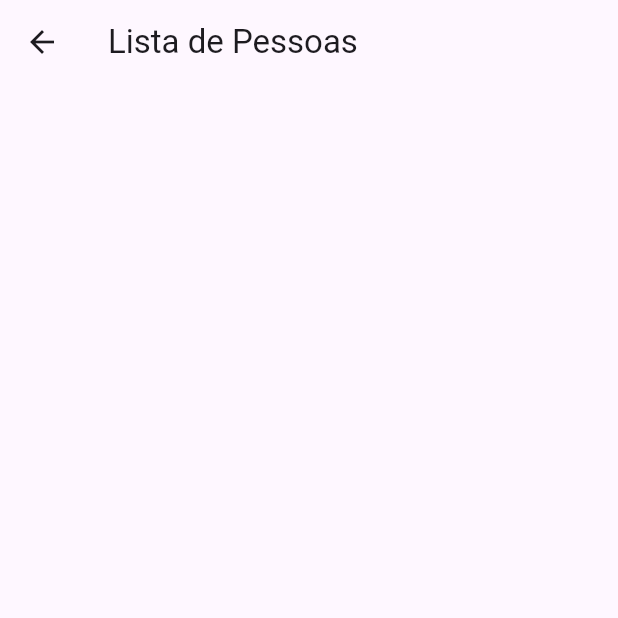
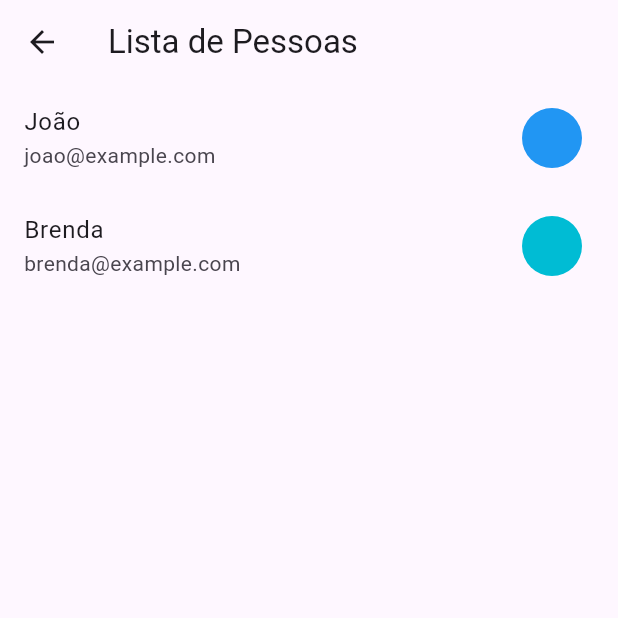
Before and after one commit to LarissaBeatrizCosta/academy, a Flutter app: the TelaListaDePessoas screen opened directly, on a phone screen of 412 x 824 dp, the top half of it. Run offline on Flutter 3.47's test engine with Material 3 defaults, Android fonts, the phone set to English and light mode, and no system bars.

```diff
--- a/flutter/apf6_funcoes/lib/ap1.dart
+++ b/flutter/apf6_funcoes/lib/ap1.dart
@@ -61,7 +61,22 @@ class Pessoa {
 }
 
 class EstadoListaDePessoas with ChangeNotifier {
-  final _listaDePessoas = <Pessoa>[];
+  final _listaDePessoas = <Pessoa>[
+    Pessoa(
+      nome: "João",
+      email: "joao@example.com",
+      telefone: "123456789",
+      github: "joao",
+      tipoSanguineo: TipoSanguineo.aPositivo,
+    ),
+    Pessoa(
+      nome: "Brenda",
+      email: "brenda@example.com",
+      telefone: "123456789",
+      github: "branda",
+      tipoSanguineo: TipoSanguineo.abPositivo,
+    ),
+  ];
 
   List<Pessoa> get pessoas => List.unmodifiable(_listaDePessoas);
 
@@ -86,7 +101,12 @@ class MyApp extends StatelessWidget {
         scaffoldBackgroundColor: darkBlue,
       ),
       debugShowCheckedModeBanner: false,
-      home: TelaInicial(),
+      initialRoute: "/",
+      routes: {
+        "/": (context) => TelaInicial(),
+        "/listaDePessoas": (context) => TelaListaDePessoas(),
+        // "/TelaDeDetalhes": (context) => TelaDetalhes(),
+      },
     );
   }
 }
@@ -103,9 +123,7 @@ class TelaInicial extends StatelessWidget {
           mainAxisAlignment: MainAxisAlignment.center,
           children: [
             ElevatedButton(
-              onPressed: () {
-                print("mudar pagina");
-              },
+              onPressed: () => Navigator.pushNamed(context, "/listaDePessoas"),
               child: Text("Lista de Pessoas"),
             ),
             ElevatedButton(
@@ -137,6 +155,11 @@ class TelaListaDePessoas extends StatelessWidget {
               return ListTile(
                 title: Text(pessoa.nome),
                 subtitle: Text(pessoa.email),
+                trailing: CircleAvatar(
+                  backgroundColor: escolherCor(pessoa.tipoSanguineo),
+                ),
+                onTap: () => Navigator.pushNamed(context, "/TelaDeDetalhes",
+                    arguments: pessoa),
               );
             },
           );
@@ -145,3 +168,40 @@ class TelaListaDePessoas extends StatelessWidget {
     );
   }
 }
+
+Color escolherCor(TipoSanguineo tipo) {
+  switch (tipo) {
+    case TipoSanguineo.aPositivo:
+      return Colors.blue;
+    case TipoSanguineo.aNegativo:
+      return Colors.red;
+    case TipoSanguineo.bPositivo:
+      return Colors.purple;
+    case TipoSanguineo.bNegativo:
+      return Colors.orange;
+    case TipoSanguineo.oPositivo:
+      return Colors.green;
+    case TipoSanguineo.oNegativo:
+      return Colors.yellow;
+    case TipoSanguineo.abPositivo:
+      return Colors.cyan;
+    case TipoSanguineo.abNegativo:
+      return Colors.white;
+  }
+}
+
+// class TelaDetalhes extends StatelessWidget {
+//   @override
+//   Widget build(BuildContext context) {}
+// }
+
+class TelaAdicionarPessoas extends StatelessWidget {
+  @override
+  Widget build(BuildContext context) {
+    return Scaffold(
+      appBar: AppBar(
+        title: Text("Adicionar Pessoas"),
+      ),
+    );
+  }
+}
```
